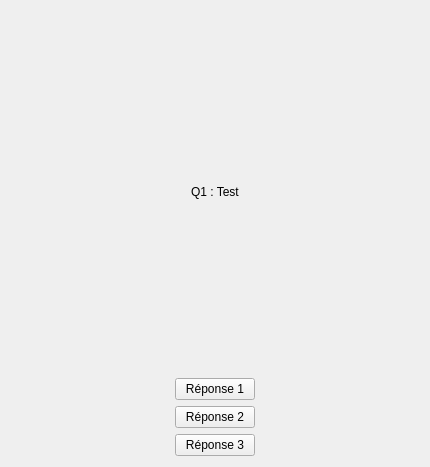
This is Programmation/Application/Escape_Quiz_Projet_BTS/windowquestion.ui in BaptisteMagoni/Projet_escape_bts_7_quizz as Qt 5 draws it before an edit. The edited form follows.
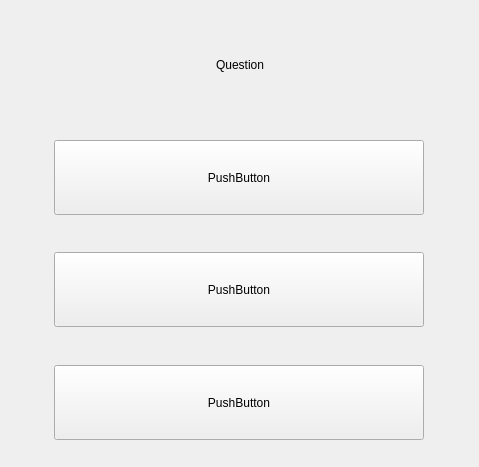
This is the edited form.

Diff of the .ui file:
```diff
--- a/Programmation/Application/Escape_Quiz_Projet_BTS/windowquestion.ui
+++ b/Programmation/Application/Escape_Quiz_Projet_BTS/windowquestion.ui
@@ -6,7 +6,7 @@
    <rect>
     <x>0</x>
     <y>0</y>
-    <width>430</width>
+    <width>479</width>
     <height>467</height>
    </rect>
   </property>
@@ -15,6 +15,7 @@
   </property>
   <layout class="QVBoxLayout" name="verticalLayout">
    <item>
+    <widget class="QWidget" name="widget" native="true">
     <layout class="QHBoxLayout" name="horizontalLayout">
      <item>
       <spacer name="horizontalSpacer">
@@ -32,7 +33,7 @@
      <item>
       <widget class="QLabel" name="label">
        <property name="text">
-        <string>Q1 : Test</string>
+         <string>Question</string>
        </property>
       </widget>
      </item>
@@ -50,8 +51,10 @@
       </spacer>
      </item>
     </layout>
+    </widget>
    </item>
    <item>
+    <widget class="QWidget" name="widget_2" native="true">
     <layout class="QHBoxLayout" name="horizontalLayout_2">
      <item>
       <spacer name="horizontalSpacer_3">
@@ -67,9 +70,15 @@
       </spacer>
      </item>
      <item>
-      <widget class="QPushButton" name="pushButton">
+       <widget class="QPushButton" name="pushButton_answer1">
+        <property name="minimumSize">
+         <size>
+          <width>370</width>
+          <height>75</height>
+         </size>
+        </property>
        <property name="text">
-        <string>Réponse 1</string>
+         <string>PushButton</string>
        </property>
       </widget>
      </item>
@@ -87,29 +96,11 @@
       </spacer>
      </item>
     </layout>
+    </widget>
    </item>
    <item>
+    <widget class="QWidget" name="widget_3" native="true">
     <layout class="QHBoxLayout" name="horizontalLayout_3">
-     <item>
-      <spacer name="horizontalSpacer_6">
-       <property name="orientation">
-        <enum>Qt::Horizontal</enum>
-       </property>
-       <property name="sizeHint" stdset="0">
-        <size>
-         <width>40</width>
-         <height>20</height>
-        </size>
-       </property>
-      </spacer>
-     </item>
-     <item>
-      <widget class="QPushButton" name="pushButton_2">
-       <property name="text">
-        <string>Réponse 2</string>
-       </property>
-      </widget>
-     </item>
      <item>
       <spacer name="horizontalSpacer_5">
        <property name="orientation">
@@ -123,9 +114,37 @@
        </property>
       </spacer>
      </item>
-    </layout>
+      <item>
+       <widget class="QPushButton" name="pushButton_answer2">
+        <property name="minimumSize">
+         <size>
+          <width>370</width>
+          <height>75</height>
+         </size>
+        </property>
+        <property name="text">
+         <string>PushButton</string>
+        </property>
+       </widget>
+      </item>
+      <item>
+       <spacer name="horizontalSpacer_6">
+        <property name="orientation">
+         <enum>Qt::Horizontal</enum>
+        </property>
+        <property name="sizeHint" stdset="0">
+         <size>
+          <width>40</width>
+          <height>20</height>
+         </size>
+        </property>
+       </spacer>
+      </item>
+     </layout>
+    </widget>
    </item>
    <item>
+    <widget class="QWidget" name="widget_4" native="true">
     <layout class="QHBoxLayout" name="horizontalLayout_4">
      <item>
       <spacer name="horizontalSpacer_7">
@@ -141,9 +160,15 @@
       </spacer>
      </item>
      <item>
-      <widget class="QPushButton" name="pushButton_3">
+       <widget class="QPushButton" name="pushButton_answer3">
+        <property name="minimumSize">
+         <size>
+          <width>370</width>
+          <height>75</height>
+         </size>
+        </property>
        <property name="text">
-        <string>Réponse 3</string>
+         <string>PushButton</string>
        </property>
       </widget>
      </item>
@@ -161,6 +186,7 @@
       </spacer>
      </item>
     </layout>
+    </widget>
    </item>
   </layout>
  </widget>
```
Left out of the diff: 4 changed lines with no effect on the pictures. Lines whose indentation alone changed are shown as unchanged.
